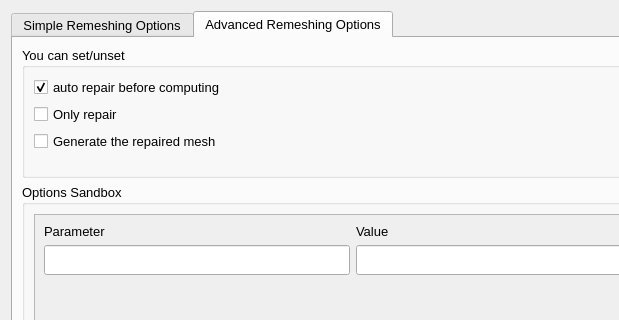
Above: MyPlugDialog.ui from SalomePlatform/mmgplugin before the change; both pictures show x 0 to 619 and y 0 to 320 of the 791 by 629 pixel window. Below: the same form after it.
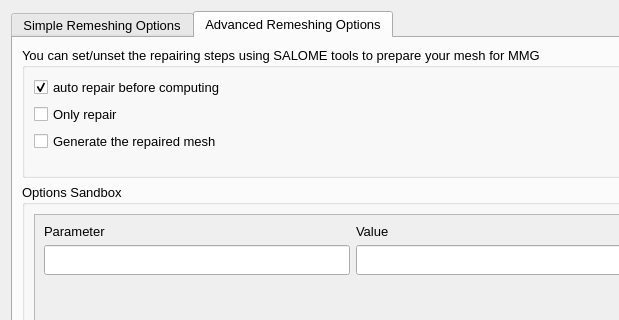
That is the form after the change. The open tabs and pages were chosen to show the change.

Commit message: fix: label for repairing process

What changed in the file:
```diff
--- a/MyPlugDialog.ui
+++ b/MyPlugDialog.ui
@@ -824,7 +824,7 @@
           <string>If set, this will compute for you the intermediate repair mesh when in auto repair mode.</string>
          </property>
          <property name="title">
-          <string>You can set/unset</string>
+          <string>You can set/unset the repairing steps using SALOME tools to prepare your mesh for MMG</string>
          </property>
          <layout class="QGridLayout" name="gridLayout_4" columnstretch="10,0">
           <property name="sizeConstraint">
```
